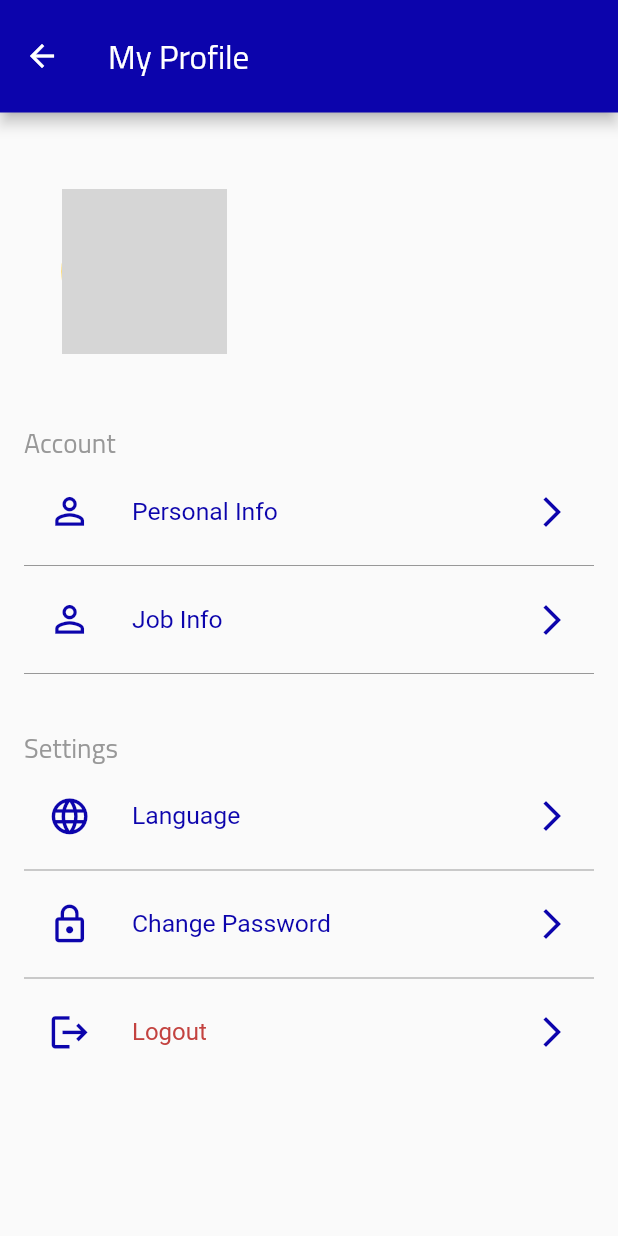
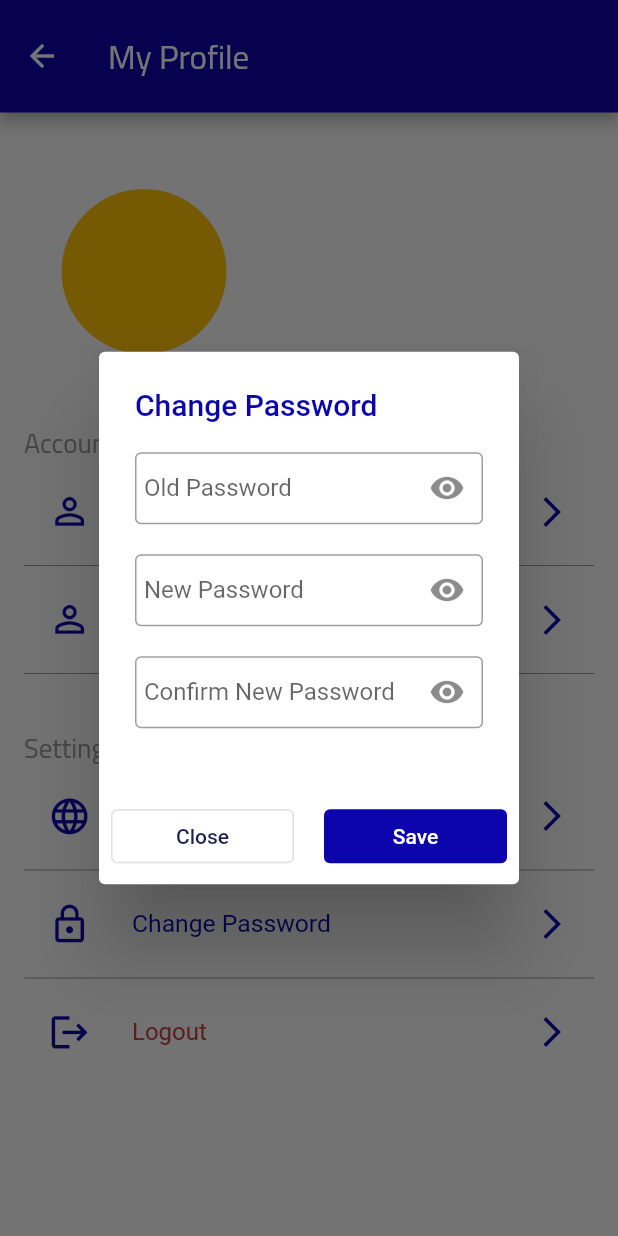
Before and after one commit to reemali97/sahelmobileapplicationLatest, a Flutter app: the ProfileScreen screen opened directly, after a tap on "Change Password", on a phone screen of 412 x 824 dp. Run offline on Flutter 3.47's test engine with Material 2 defaults, Android fonts, the phone set to English and light mode, and no system bars; our stand-ins replace dio, equatable, flutter_bloc, flutter_svg, fluttertoast, get_it and 1 more; accounts and stored records are empty; network calls fail; grey boxes are pictures that could not be loaded.

Commit message:
change Password dialog

```diff
--- a/lib/features/profile/presentation/screens/personal_info/personal_info_screen.dart
+++ b/lib/features/profile/presentation/screens/personal_info/personal_info_screen.dart
@@ -27,7 +27,7 @@ class _PersonalInfoScreenState extends State<PersonalInfoScreen> {
      fatherNameController.text =Auth.currentUser!.user!.nationalityCode!   ;
      grandpaNameController.text=Auth.currentUser!.user!.fullName!   ;
      familyNameController.text=Auth.currentUser!.user!.lastName! ;
-     phoneNumberController.text =Auth.currentUser!.user!.lastName! ?? ''  ;
+     phoneNumberController.text =Auth.currentUser!.user!.lastName!  ;
      emailController.text =Auth.currentUser!.user!.email!   ;
      imageUrl =Auth.currentUser!.user!.firstName!  ;
   }
--- a/lib/features/profile/presentation/screens/profile_screen.dart
+++ b/lib/features/profile/presentation/screens/profile_screen.dart
@@ -59,7 +59,7 @@ class ProfileScreen extends StatelessWidget {
               ),
               ListTileWidget(title: 'Language',leadingIcon: Icons.language,onTap:()=>showLangDialog(context) ,),
               const Divider(color: ColorHelper.greyColor,),
-              const ListTileWidget(title: 'Change Password',leadingIcon: Icons.lock_outline,),
+               ListTileWidget(title: 'Change Password',leadingIcon: Icons.lock_outline,onTap:()=>showChangePassDialog(context),),
               const Divider(color: ColorHelper.greyColor,),
               ListTileWidget(
                 title: 'Logout',
@@ -83,5 +83,8 @@ class ProfileScreen extends StatelessWidget {
   void showLangDialog(BuildContext context){
     languageDialog(context: context);
   }
+  void showChangePassDialog(BuildContext context){
+    changPasswordDialog(context: context);
+  }
 
 }
--- a/lib/features/profile/presentation/widgets/change_pass_dialog.dart
+++ b/lib/features/profile/presentation/widgets/change_pass_dialog.dart
@@ -0,0 +1,81 @@
+import 'package:flutter/material.dart';
+import 'package:sahelmobileapplication/core/core.export.dart';
+
+Future<void> changPasswordDialog({BuildContext? context}) async {
+  var oldPassController= TextEditingController();
+  var newPassController= TextEditingController();
+  var confirmPassController= TextEditingController();
+  return showDialog(
+    context: context!,
+    barrierDismissible: true,
+    builder: (BuildContext context) {
+      return AlertDialog(
+        title: const Text('Change Password',style: TextStyle(color: ColorHelper.primaryColor),),
+        content: SizedBox(
+          height: 200,
+          child: Column(
+            children: [
+              TextFieldApp(
+                controller: oldPassController,
+                labelText: "Old Password",
+                labelStyle: const TextStyle(fontSize:16),
+                borderColor: Colors.grey,
+                borderRadius: 4,
+                suffixIcon: const Icon(Icons.visibility),
+              ),
+              const SizedBox(
+                height: 20,
+              ),
+              TextFieldApp(
+                controller: newPassController,
+                labelText: "New Password",
+                labelStyle: const TextStyle(fontSize:16),
+                borderColor: Colors.grey,
+                borderRadius: 4,
+                suffixIcon: const Icon(Icons.visibility),
+              ),
+              const SizedBox(
+                height: 20,
+              ),
+              TextFieldApp(
+                controller: confirmPassController,
+                labelText: "Confirm New Password",
+                labelStyle: const TextStyle(fontSize:16),
+                borderColor: Colors.grey,
+                borderRadius: 4,
+                suffixIcon: const Icon(Icons.visibility),
+              ),
+
+            ],
+          ),
+        ),
+        actions: <Widget>[
+          Row(
+            children: [
+              Expanded(
+                child: OutlinedButton(
+                  child: const Text('Close',style: TextStyle(color:ColorHelper.primaryColor2 ),),
+                  onPressed: () {
+                    Navigator.of(context).pop();
+                  },
+                ),
+              ),
+              const SizedBox(
+                width: 20,
+              ),
+              Expanded(
+                child: TextButton(
+                  style:TextButton.styleFrom (backgroundColor: ColorHelper.primaryColor),
+                  child: const Text('Save',style: TextStyle(color:Colors.white ),),
+                  onPressed: () {
+                    Navigator.of(context).pop();
+                  },
+                ),
+              ),
+            ],
+          ),
+        ],
+      );
+    },
+  );
+}
```
